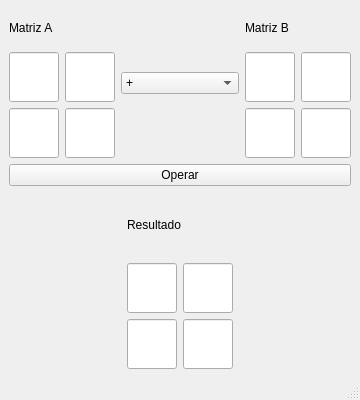
Qt form qt_example/vantana.ui (alxperezECI/ALSE_2320) before a commit.
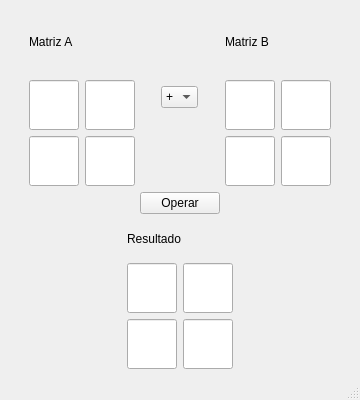
The same form after that commit.

```diff
--- a/qt_example/vantana.ui
+++ b/qt_example/vantana.ui
@@ -28,11 +28,22 @@
   <widget class="QWidget" name="centralwidget">
    <layout class="QGridLayout" name="gridLayout">
     <item row="0" column="0">
-     <layout class="QVBoxLayout" name="verticalLayout_8">
-      <item>
        <layout class="QVBoxLayout" name="verticalLayout_6">
         <item>
          <layout class="QHBoxLayout" name="horizontalLayout_7">
+        <item>
+         <spacer name="horizontalSpacer_7">
+          <property name="orientation">
+           <enum>Qt::Horizontal</enum>
+          </property>
+          <property name="sizeHint" stdset="0">
+           <size>
+            <width>40</width>
+            <height>20</height>
+           </size>
+          </property>
+         </spacer>
+        </item>
           <item>
            <layout class="QVBoxLayout" name="verticalLayout_4">
             <item>
@@ -132,6 +143,19 @@
             </item>
            </layout>
           </item>
+        <item>
+         <spacer name="horizontalSpacer_5">
+          <property name="orientation">
+           <enum>Qt::Horizontal</enum>
+          </property>
+          <property name="sizeHint" stdset="0">
+           <size>
+            <width>40</width>
+            <height>20</height>
+           </size>
+          </property>
+         </spacer>
+        </item>
           <item>
            <widget class="QComboBox" name="cbx_Operacion">
             <item>
@@ -156,6 +180,19 @@
             </item>
            </widget>
           </item>
+        <item>
+         <spacer name="horizontalSpacer_6">
+          <property name="orientation">
+           <enum>Qt::Horizontal</enum>
+          </property>
+          <property name="sizeHint" stdset="0">
+           <size>
+            <width>40</width>
+            <height>20</height>
+           </size>
+          </property>
+         </spacer>
+        </item>
           <item>
            <layout class="QVBoxLayout" name="verticalLayout_5">
             <item>
@@ -255,7 +292,39 @@
             </item>
            </layout>
           </item>
-         </layout>
+        <item>
+         <spacer name="horizontalSpacer_8">
+          <property name="orientation">
+           <enum>Qt::Horizontal</enum>
+          </property>
+          <property name="sizeHint" stdset="0">
+           <size>
+            <width>40</width>
+            <height>20</height>
+           </size>
+          </property>
+         </spacer>
+        </item>
+       </layout>
+      </item>
+     </layout>
+    </item>
+    <item row="1" column="0">
+     <layout class="QVBoxLayout" name="verticalLayout_8">
+      <item>
+       <layout class="QHBoxLayout" name="horizontalLayout_9">
+        <item>
+         <spacer name="horizontalSpacer_3">
+          <property name="orientation">
+           <enum>Qt::Horizontal</enum>
+          </property>
+          <property name="sizeHint" stdset="0">
+           <size>
+            <width>40</width>
+            <height>20</height>
+           </size>
+          </property>
+         </spacer>
         </item>
         <item>
          <widget class="QPushButton" name="cmd_Operacion">
@@ -264,6 +333,19 @@
           </property>
          </widget>
         </item>
+        <item>
+         <spacer name="horizontalSpacer_4">
+          <property name="orientation">
+           <enum>Qt::Horizontal</enum>
+          </property>
+          <property name="sizeHint" stdset="0">
+           <size>
+            <width>40</width>
+            <height>20</height>
+           </size>
+          </property>
+         </spacer>
+        </item>
        </layout>
       </item>
       <item>
```
Left out of the diff: 2 changed lines with no effect on the pictures. Lines whose indentation alone changed are shown as unchanged.
